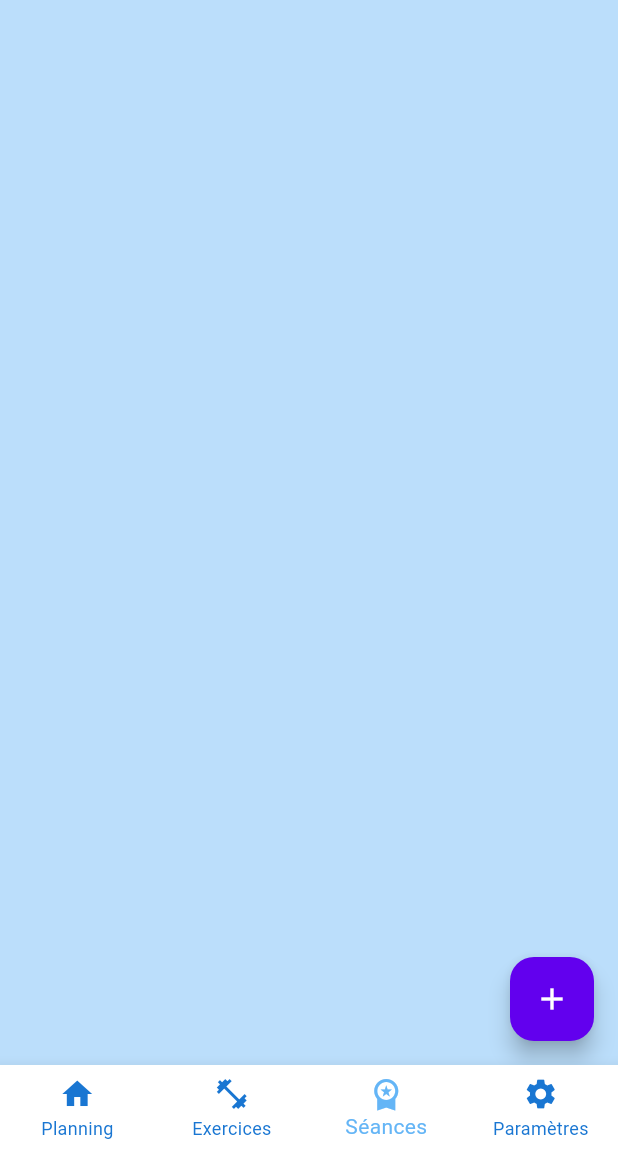
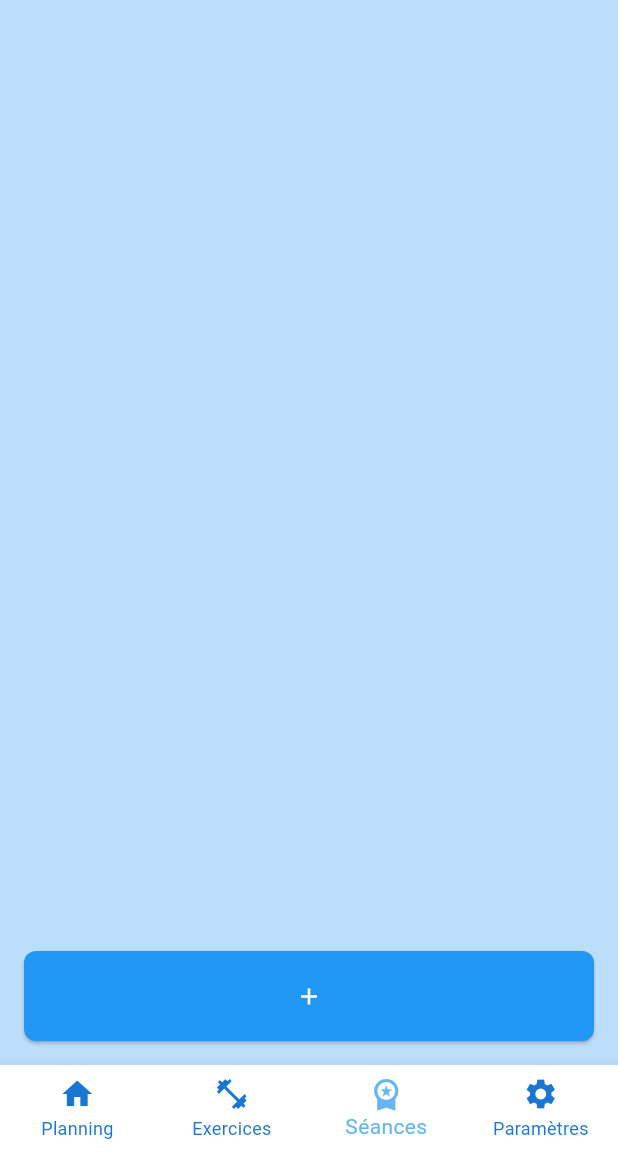
Before and after one commit to AlzUrt/flutter_sport, a Flutter app: the screen it shows after launch, item 3 of the bottom bar chosen, on a phone screen of 412 x 824 dp, the part 84-1236 px from its top. Run offline on Flutter 3.47's test engine with Material 3 defaults, Android fonts, the phone set to English and light mode, and no system bars; our stand-ins replace image_picker, table_calendar.

Commit message:
feat: edit custom button widget

```diff
--- a/lib/screens/seances_screen.dart
+++ b/lib/screens/seances_screen.dart
@@ -1,6 +1,7 @@
 import 'package:flutter/material.dart';
 import 'package:provider/provider.dart';
 import 'package:sport/domain/exercice.dart';
+import 'package:sport/widgets/custom_button.dart';
 import '../providers/seances_provider.dart';
 import '../providers/exercices_provider.dart';
 import '../domain/seance.dart';
@@ -28,10 +29,16 @@ class SeancesScreen extends StatelessWidget {
           );
         },
       ),
-      floatingActionButton: FloatingActionButton(
-        onPressed: () => _showAddSeanceForm(context),
-        child: const Icon(Icons.add),
-      ),
+      floatingActionButton:
+     CustomButton(
+  // text: 'Ajouter une séance',
+  icon: Icons.add,
+  width: MediaQuery.of(context).size.width - 32,
+  height: 60,
+  onPressed: () {
+    _showAddSeanceForm(context);
+  },
+),
     );
   }
 
@@ -59,6 +66,7 @@ class SeancesScreen extends StatelessWidget {
                       onChanged: (value) => nom = value,
                     ),
                     const SizedBox(height: 20),
+
                     ElevatedButton(
                       onPressed: () => _showAddExercicesToSeanceForm(
                         context,
--- a/lib/widgets/custom_button.dart
+++ b/lib/widgets/custom_button.dart
@@ -1,17 +1,19 @@
 import 'package:flutter/material.dart';
 
 class CustomButton extends StatelessWidget {
-  final String text;
+  final String? text;
+  final IconData? icon;
   final double width;
   final double height;
   final VoidCallback onPressed;
 
   CustomButton({
-    required this.text,
+    this.text,
+    this.icon,
     required this.onPressed,
     this.width = 200.0,
     this.height = 50.0,
-  });
+  }) : assert(text != null || icon != null, 'Au moins un texte ou une icône doit être fourni.');
 
   @override
   Widget build(BuildContext context) {
@@ -28,9 +30,19 @@ class CustomButton extends StatelessWidget {
           ),
         ),
         onPressed: onPressed,
-        child: Text(
-          text,
-          style: const TextStyle(fontSize: 16, color: Colors.white),
+        child: Row(
+          mainAxisAlignment: MainAxisAlignment.center,
+          children: [
+            if (icon != null) ...[
+              Icon(icon, color: Colors.white),
+              if (text != null) const SizedBox(width: 8),
+            ],
+            if (text != null)
+              Text(
+                text!,
+                style: const TextStyle(fontSize: 16, color: Colors.white),
+              ),
+          ],
         ),
       ),
     );
```
Also changed, not shown: lib/screens/exercices_screen.dart (+10 -4 lines), lib/screens/home_screen.dart (+4 -4 lines).
